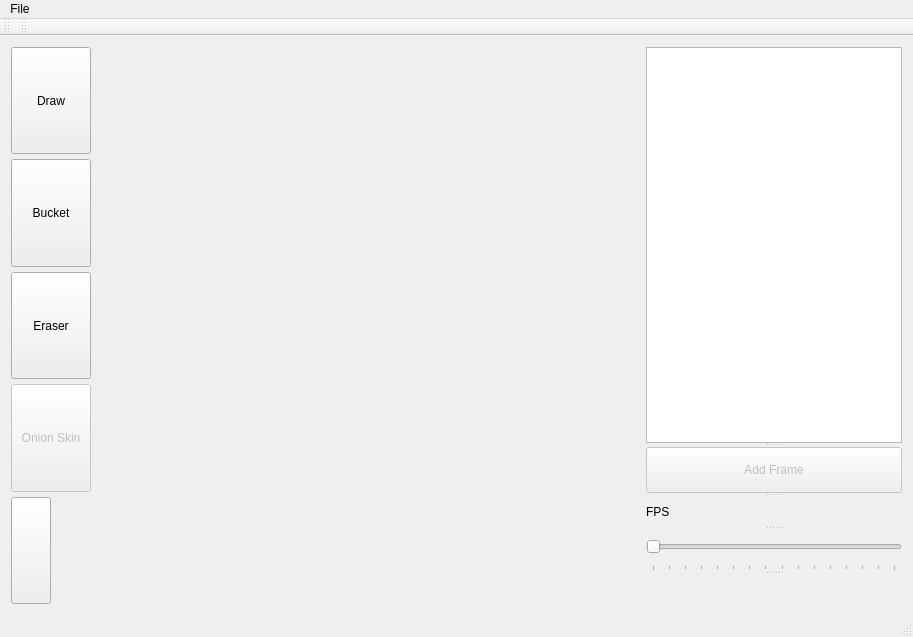
Qt form spriteview.ui (Mitten25/SpriteEditor) before a commit.
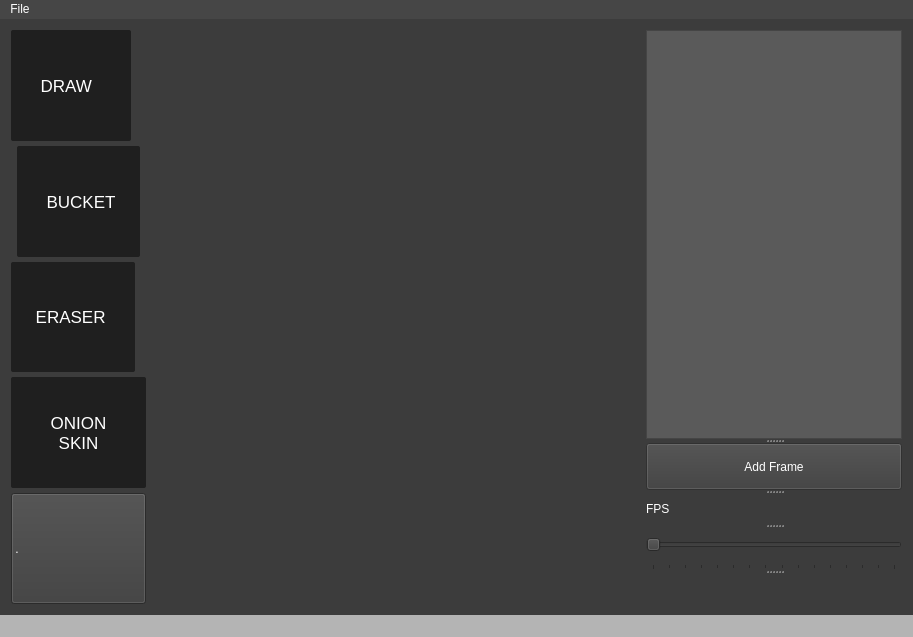
The same form after that commit.

Diff of the .ui file:
```diff
--- a/spriteview.ui
+++ b/spriteview.ui
@@ -25,6 +25,60 @@
   <property name="palette">
    <palette>
     <active>
+     <colorrole role="WindowText">
+      <brush brushstyle="SolidPattern">
+       <color alpha="255">
+        <red>255</red>
+        <green>255</green>
+        <blue>255</blue>
+       </color>
+      </brush>
+     </colorrole>
+     <colorrole role="Button">
+      <brush brushstyle="SolidPattern">
+       <color alpha="255">
+        <red>180</red>
+        <green>180</green>
+        <blue>180</blue>
+       </color>
+      </brush>
+     </colorrole>
+     <colorrole role="Text">
+      <brush brushstyle="SolidPattern">
+       <color alpha="255">
+        <red>255</red>
+        <green>255</green>
+        <blue>255</blue>
+       </color>
+      </brush>
+     </colorrole>
+     <colorrole role="ButtonText">
+      <brush brushstyle="SolidPattern">
+       <color alpha="255">
+        <red>255</red>
+        <green>255</green>
+        <blue>255</blue>
+       </color>
+      </brush>
+     </colorrole>
+     <colorrole role="Base">
+      <brush brushstyle="SolidPattern">
+       <color alpha="255">
+        <red>180</red>
+        <green>180</green>
+        <blue>180</blue>
+       </color>
+      </brush>
+     </colorrole>
+     <colorrole role="Window">
+      <brush brushstyle="SolidPattern">
+       <color alpha="255">
+        <red>180</red>
+        <green>180</green>
+        <blue>180</blue>
+       </color>
+      </brush>
+     </colorrole>
      <colorrole role="Highlight">
       <brush brushstyle="SolidPattern">
        <color alpha="0">
@@ -45,6 +99,60 @@
      </colorrole>
     </active>
     <inactive>
+     <colorrole role="WindowText">
+      <brush brushstyle="SolidPattern">
+       <color alpha="255">
+        <red>255</red>
+        <green>255</green>
+        <blue>255</blue>
+       </color>
+      </brush>
+     </colorrole>
+     <colorrole role="Button">
+      <brush brushstyle="SolidPattern">
+       <color alpha="255">
+        <red>180</red>
+        <green>180</green>
+        <blue>180</blue>
+       </color>
+      </brush>
+     </colorrole>
+     <colorrole role="Text">
+      <brush brushstyle="SolidPattern">
+       <color alpha="255">
+        <red>255</red>
+        <green>255</green>
+        <blue>255</blue>
+       </color>
+      </brush>
+     </colorrole>
+     <colorrole role="ButtonText">
+      <brush brushstyle="SolidPattern">
+       <color alpha="255">
+        <red>255</red>
+        <green>255</green>
+        <blue>255</blue>
+       </color>
+      </brush>
+     </colorrole>
+     <colorrole role="Base">
+      <brush brushstyle="SolidPattern">
+       <color alpha="255">
+        <red>180</red>
+        <green>180</green>
+        <blue>180</blue>
+       </color>
+      </brush>
+     </colorrole>
+     <colorrole role="Window">
+      <brush brushstyle="SolidPattern">
+       <color alpha="255">
+        <red>180</red>
+        <green>180</green>
+        <blue>180</blue>
+       </color>
+      </brush>
+     </colorrole>
      <colorrole role="Highlight">
       <brush brushstyle="SolidPattern">
        <color alpha="0">
@@ -65,6 +173,60 @@
      </colorrole>
     </inactive>
     <disabled>
+     <colorrole role="WindowText">
+      <brush brushstyle="SolidPattern">
+       <color alpha="255">
+        <red>255</red>
+        <green>255</green>
+        <blue>255</blue>
+       </color>
+      </brush>
+     </colorrole>
+     <colorrole role="Button">
+      <brush brushstyle="SolidPattern">
+       <color alpha="255">
+        <red>180</red>
+        <green>180</green>
+        <blue>180</blue>
+       </color>
+      </brush>
+     </colorrole>
+     <colorrole role="Text">
+      <brush brushstyle="SolidPattern">
+       <color alpha="255">
+        <red>255</red>
+        <green>255</green>
+        <blue>255</blue>
+       </color>
+      </brush>
+     </colorrole>
+     <colorrole role="ButtonText">
+      <brush brushstyle="SolidPattern">
+       <color alpha="255">
+        <red>255</red>
+        <green>255</green>
+        <blue>255</blue>
+       </color>
+      </brush>
+     </colorrole>
+     <colorrole role="Base">
+      <brush brushstyle="SolidPattern">
+       <color alpha="255">
+        <red>180</red>
+        <green>180</green>
+        <blue>180</blue>
+       </color>
+      </brush>
+     </colorrole>
+     <colorrole role="Window">
+      <brush brushstyle="SolidPattern">
+       <color alpha="255">
+        <red>180</red>
+        <green>180</green>
+        <blue>180</blue>
+       </color>
+      </brush>
+     </colorrole>
      <colorrole role="Highlight">
       <brush brushstyle="SolidPattern">
        <color alpha="255">
@@ -91,7 +253,8 @@
   </property>
   <property name="styleSheet">
    <string notr="true">font: 8pt &quot;MS Shell Dlg 2&quot;;
-
+color: rgb(255, 255, 255);
+background-color: rgb(180, 180, 180);
 </string>
   </property>
   <widget class="QWidget" name="centralWidget">
@@ -101,6 +264,9 @@
      <height>16777215</height>
     </size>
    </property>
+   <property name="styleSheet">
+    <string notr="true">background-color: rgb(60, 60, 60);</string>
+   </property>
    <layout class="QGridLayout" name="gridLayout">
     <item row="0" column="0">
      <layout class="QGridLayout" name="gridLayout_3">
@@ -115,8 +281,36 @@
           <verstretch>0</verstretch>
          </sizepolicy>
         </property>
+        <property name="font">
+         <font>
+          <family>Arial</family>
+          <pointsize>-1</pointsize>
+          <weight>50</weight>
+          <italic>false</italic>
+          <bold>false</bold>
+          <underline>false</underline>
+          <strikeout>false</strikeout>
+         </font>
+        </property>
+        <property name="styleSheet">
+         <string notr="true">QPushButton#drawButton:hover {
+background: rgb(90, 90, 90);
+text-decoration: none;
+}
+
+QPushButton#drawButton {
+border-radius: 2px;
+font-family: Arial;
+color: #ffffff;
+font-size: 17px;
+background: #1f1f1f;
+padding: 10px 20px 10px 20px;
+text-decoration: none;
+}
+</string>
+        </property>
         <property name="text">
-         <string>Draw</string>
+         <string>  DRAW    </string>
         </property>
        </widget>
       </item>
@@ -128,8 +322,24 @@
           <verstretch>0</verstretch>
          </sizepolicy>
         </property>
+        <property name="styleSheet">
+         <string notr="true">QPushButton#eraseButton:hover {
+background: rgb(90, 90, 90);
+text-decoration: none;
+}
+
+QPushButton#eraseButton {
+border-radius: 2px;
+font-family: Arial;
+color: #ffffff;
+font-size: 17px;
+background: #1f1f1f;
+padding: 10px 20px 10px 20px;
+text-decoration: none;
+}</string>
+        </property>
         <property name="text">
-         <string>Eraser</string>
+         <string> ERASER  </string>
         </property>
        </widget>
       </item>
@@ -147,8 +357,25 @@
           <height>0</height>
          </size>
         </property>
+        <property name="styleSheet">
+         <string notr="true">QPushButton#bucketButton:hover {
+background: rgb(90, 90, 90);
+text-decoration: none;
+}
+
+QPushButton#bucketButton {
+border-radius: 2px;
+font-family: Arial;
+color: #ffffff;
+font-size: 17px;
+background: #1f1f1f;
+padding: 10px 20px 10px 20px;
+text-decoration: none;
+}
+</string>
+        </property>
         <property name="text">
-         <string>Bucket</string>
+         <string>  BUCKET </string>
         </property>
        </widget>
       </item>
@@ -161,7 +388,7 @@
          </sizepolicy>
         </property>
         <property name="text">
-         <string/>
+         <string>.                                     </string>
         </property>
        </widget>
       </item>
@@ -176,8 +403,25 @@
           <verstretch>0</verstretch>
          </sizepolicy>
         </property>
+        <property name="styleSheet">
+         <string notr="true">QPushButton#onionButton:hover {
+background: rgb(90, 90, 90);
+text-decoration: none;
+}
+
+QPushButton#onionButton {
+border-radius: 2px;
+font-family: Arial;
+color: #ffffff;
+font-size: 17px;
+background: #1f1f1f;
+padding: 10px 20px 10px 20px;
+text-decoration: none;
+}</string>
+        </property>
         <property name="text">
-         <string>Onion Skin</string>
+         <string>ONION 
+SKIN</string>
         </property>
        </widget>
       </item>
@@ -196,6 +440,15 @@
         <property name="palette">
          <palette>
           <active>
+           <colorrole role="WindowText">
+            <brush brushstyle="SolidPattern">
+             <color alpha="255">
+              <red>255</red>
+              <green>255</green>
+              <blue>255</blue>
+             </color>
+            </brush>
+           </colorrole>
            <colorrole role="Button">
             <brush brushstyle="SolidPattern">
              <color alpha="0">
@@ -205,6 +458,24 @@
              </color>
             </brush>
            </colorrole>
+           <colorrole role="Text">
+            <brush brushstyle="SolidPattern">
+             <color alpha="255">
+              <red>255</red>
+              <green>255</green>
+              <blue>255</blue>
+             </color>
+            </brush>
+           </colorrole>
+           <colorrole role="ButtonText">
+            <brush brushstyle="SolidPattern">
+             <color alpha="255">
+              <red>255</red>
+              <green>255</green>
+              <blue>255</blue>
+             </color>
+            </brush>
+           </colorrole>
            <colorrole role="Base">
             <brush brushstyle="NoBrush">
              <color alpha="255">
@@ -234,6 +505,15 @@
            </colorrole>
           </active>
           <inactive>
+           <colorrole role="WindowText">
+            <brush brushstyle="SolidPattern">
+             <color alpha="255">
+              <red>255</red>
+              <green>255</green>
+              <blue>255</blue>
+             </color>
+            </brush>
+           </colorrole>
            <colorrole role="Button">
             <brush brushstyle="SolidPattern">
              <color alpha="0">
@@ -243,6 +523,24 @@
              </color>
             </brush>
            </colorrole>
+           <colorrole role="Text">
+            <brush brushstyle="SolidPattern">
+             <color alpha="255">
+              <red>255</red>
+              <green>255</green>
+              <blue>255</blue>
+             </color>
+            </brush>
+           </colorrole>
+           <colorrole role="ButtonText">
+            <brush brushstyle="SolidPattern">
+             <color alpha="255">
+              <red>255</red>
+              <green>255</green>
+              <blue>255</blue>
+             </color>
+            </brush>
+           </colorrole>
            <colorrole role="Base">
             <brush brushstyle="NoBrush">
              <color alpha="255">
@@ -272,6 +570,15 @@
            </colorrole>
           </inactive>
           <disabled>
+           <colorrole role="WindowText">
+            <brush brushstyle="SolidPattern">
+             <color alpha="255">
+              <red>255</red>
+              <green>255</green>
+              <blue>255</blue>
+             </color>
+            </brush>
+           </colorrole>
            <colorrole role="Button">
             <brush brushstyle="SolidPattern">
              <color alpha="0">
@@ -281,6 +588,24 @@
              </color>
             </brush>
            </colorrole>
+           <colorrole role="Text">
+            <brush brushstyle="SolidPattern">
+             <color alpha="255">
+              <red>255</red>
+              <green>255</green>
+              <blue>255</blue>
+             </color>
+            </brush>
+           </colorrole>
+           <colorrole role="ButtonText">
+            <brush brushstyle="SolidPattern">
+             <color alpha="255">
+              <red>255</red>
+              <green>255</green>
+              <blue>255</blue>
+             </color>
+            </brush>
+           </colorrole>
            <colorrole role="Base">
             <brush brushstyle="NoBrush">
              <color alpha="255">
@@ -371,7 +696,11 @@
       <property name="orientation">
        <enum>Qt::Vertical</enum>
       </property>
-      <widget class="QTableWidget" name="framesTable"/>
+      <widget class="QTableWidget" name="framesTable">
+       <property name="styleSheet">
+        <string notr="true">background-color: rgb(90, 90, 90);</string>
+       </property>
+      </widget>
       <widget class="QPushButton" name="addFrameButton">
        <property name="enabled">
         <bool>false</bool>
@@ -429,6 +758,9 @@
      <height>16</height>
     </rect>
    </property>
+   <property name="styleSheet">
+    <string notr="true">background-color: rgb(70, 70,70);</string>
+   </property>
    <widget class="QMenu" name="menuSprite_Editor">
     <property name="title">
      <string>File</string>
@@ -440,26 +772,7 @@
    </widget>
    <addaction name="menuSprite_Editor"/>
   </widget>
-  <widget class="QToolBar" name="mainToolBar">
-   <attribute name="toolBarArea">
-    <enum>TopToolBarArea</enum>
-   </attribute>
-   <attribute name="toolBarBreak">
-    <bool>false</bool>
-   </attribute>
-  </widget>
   <widget class="QStatusBar" name="statusBar"/>
-  <widget class="QToolBar" name="toolBar">
-   <property name="windowTitle">
-    <string>toolBar</string>
-   </property>
-   <attribute name="toolBarArea">
-    <enum>TopToolBarArea</enum>
-   </attribute>
-   <attribute name="toolBarBreak">
-    <bool>false</bool>
-   </attribute>
-  </widget>
   <action name="actionNew_File">
    <property name="text">
     <string>New File</string>
```
